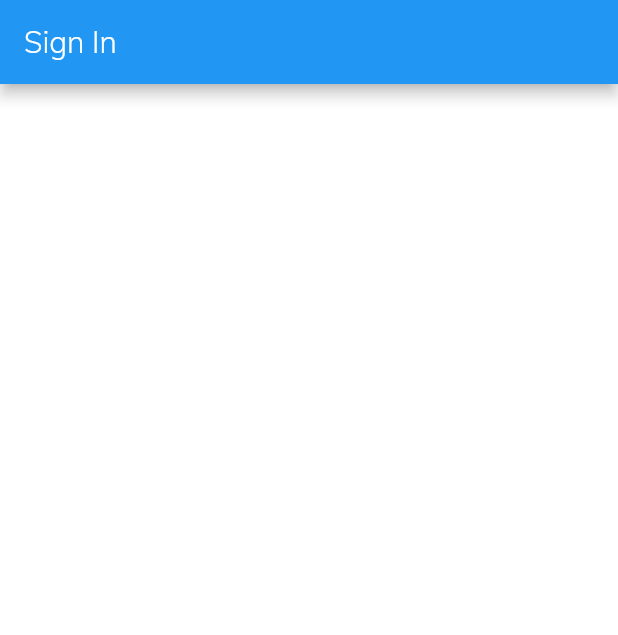
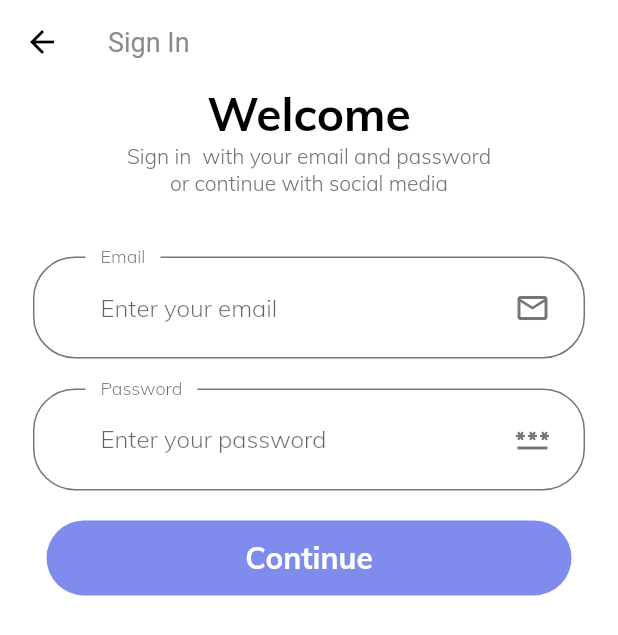
Before and after one commit to Agfiras/E-Commerce-App, a Flutter app: the SignInScreen screen opened directly, on a phone screen of 412 x 824 dp. Shown: the top 635 px of the screen. Run offline on Flutter 3.47's test engine with Material 2 defaults, Android fonts, the phone set to English and light mode, and no system bars; our stand-ins replace flutter_svg, introduction_screen.

Commit message:
Signin page

```diff
--- /dev/null
+++ b/e_commerce/lib/components/socal_card.dart
@@ -0,0 +1,34 @@
+import 'package:flutter/material.dart';
+import 'package:flutter_svg/flutter_svg.dart';
+
+import '../size_config.dart';
+
+class SocalCard extends StatelessWidget {
+  const SocalCard({
+    Key? key,
+    this.icon,
+    this.press,
+  }) : super(key: key);
+
+  final String? icon;
+  final Function? press;
+
+  @override
+  Widget build(BuildContext context) {
+    return GestureDetector(
+      onTap: press as void Function()?,
+      child: Container(
+        margin:
+            EdgeInsets.symmetric(horizontal: getProportionateScreenWidth(10)),
+        padding: EdgeInsets.all(getProportionateScreenWidth(12)),
+        height: getProportionateScreenHeight(40),
+        width: getProportionateScreenWidth(40),
+        decoration: BoxDecoration(
+          color: Color(0xFFF5F6F9),
+          shape: BoxShape.circle,
+        ),
+        child: SvgPicture.asset(icon!),
+      ),
+    );
+  }
+}
--- a/e_commerce/lib/main.dart
+++ b/e_commerce/lib/main.dart
@@ -2,6 +2,7 @@ import 'package:e_commerce/constants.dart';
 import 'package:e_commerce/screens/splash/splash_screen.dart';
 import 'package:flutter/material.dart';
 import 'package:e_commerce/routs.dart';
+import 'Theme.dart';
 
 void main() {
   runApp(const MyApp());
@@ -16,16 +17,7 @@ class MyApp extends StatelessWidget {
     return MaterialApp(
       debugShowCheckedModeBanner: false,
       title: 'Flutter Demo',
-      theme: ThemeData(
-        scaffoldBackgroundColor: Colors.white,
-        fontFamily: "Muli",
-        textTheme: const TextTheme(
-          bodyText1: TextStyle(color: kTextColor),
-          bodyText2: TextStyle(color: kTextColor),
-        ),
-        visualDensity: VisualDensity.adaptivePlatformDensity,
-      ),
-      // home: SplashScreen(),
+      theme: theme(),
       initialRoute: SplashScreen.routeName,
       routes: routes,
     );
--- a/e_commerce/lib/routs.dart
+++ b/e_commerce/lib/routs.dart
@@ -1,6 +1,8 @@
+import 'package:e_commerce/screens/Sign_in/sign_in-screen.dart';
 import 'package:e_commerce/screens/splash/splash_screen.dart';
 import 'package:flutter/widgets.dart';
 
 final Map<String, WidgetBuilder> routes = {
   SplashScreen.routeName: (context) => SplashScreen(),
+  SignInScreen.routeName: (context) => SignInScreen(),
 };
--- /dev/null
+++ b/e_commerce/lib/screens/Sign_in/components/body.dart
@@ -0,0 +1,137 @@
+import 'package:e_commerce/constants.dart';
+import 'package:e_commerce/size_config.dart';
+import 'package:flutter/material.dart';
+import '../../../components/socal_card.dart';
+
+class Body extends StatelessWidget {
+  const Body({Key? key}) : super(key: key);
+
+  @override
+  Widget build(BuildContext context) {
+    SizeConfig().init(context);
+    return SafeArea(
+      child: SizedBox(
+        width: double.infinity,
+        child: Padding(
+          padding:
+              EdgeInsets.symmetric(horizontal: getProportionateScreenWidth(20)),
+          child: SingleChildScrollView(
+            child: Column(
+              children: [
+                SizedBox(height: SizeConfig.screenHeight = 0.04),
+                Text(
+                  "Welcome",
+                  style: TextStyle(
+                    color: Colors.black,
+                    fontSize: getProportionateScreenWidth(28),
+                    fontWeight: FontWeight.w700,
+                  ),
+                ),
+                const Text(
+                  "Sign in  with your email and password  \nor continue with social media",
+                  textAlign: TextAlign.center,
+                ),
+                SizedBox(height: 40),
+                SignForm(),
+                SizedBox(height: SizeConfig.screenHeight = 0.08),
+                Row(
+                  mainAxisAlignment: MainAxisAlignment.center,
+                  children: [
+                    SocalCard(
+                      icon: 'assets/icons/google.svg',
+                      press: () {},
+                    ),
+                    SocalCard(
+                      icon: 'assets/icons/facebook.svg',
+                      press: () {},
+                    ),
+                    SocalCard(
+                      icon: 'assets/icons/twitter.svg',
+                      press: () {},
+                    ),
+                  ],
+                ),
+                SizedBox(height: getProportionateScreenHeight(20)),
+              ],
+            ),
+          ),
+        ),
+      ),
+    );
+  }
+}
+
+class SignForm extends StatefulWidget {
+  const SignForm({Key? key}) : super(key: key);
+
+  @override
+  State<SignForm> createState() => _SignFormState();
+}
+
+class _SignFormState extends State<SignForm> {
+  TextEditingController email = TextEditingController();
+  TextEditingController password = TextEditingController();
+  final _formKey = GlobalKey<FormState>();
+  @override
+  Widget build(BuildContext context) {
+    return Form(
+      child: Column(
+        children: [
+          BuildEmailText(),
+          SizedBox(height: 20),
+          BuildPasswordText(),
+          SizedBox(height: 20),
+          FlatButton(
+            minWidth: 350,
+            height: 50,
+            color: kPrimaryLightColor,
+            shape: RoundedRectangleBorder(
+              borderRadius: BorderRadius.circular(30.0),
+            ),
+            onPressed: () => {},
+            child: const Text('Continue',
+                style: TextStyle(
+                    fontFamily: 'Muli',
+                    fontSize: 20,
+                    fontWeight: FontWeight.w700,
+                    color: Colors.white)),
+          ),
+        ],
+      ),
+    );
+  }
+
+  TextFormField BuildPasswordText() {
+    return TextFormField(
+      obscureText: true,
+      controller: password,
+      decoration: InputDecoration(
+        labelText: "Password",
+        hintText: 'Enter your password',
+        floatingLabelBehavior: FloatingLabelBehavior.always,
+        suffixIcon: Padding(
+          padding: EdgeInsets.fromLTRB(0, getProportionateScreenWidth(20),
+              getProportionateScreenWidth(20), getProportionateScreenWidth(20)),
+          child: const Icon(Icons.password, color: kTextColor),
+        ),
+      ),
+    );
+  }
+
+  TextFormField BuildEmailText() {
+    return TextFormField(
+      keyboardType: TextInputType.emailAddress,
+      controller: email,
+      decoration: InputDecoration(
+        labelText: "Email",
+        hintText: 'Enter your email',
+        floatingLabelBehavior: FloatingLabelBehavior.always,
+        suffixIcon: Padding(
+          padding: EdgeInsets.fromLTRB(0, getProportionateScreenWidth(20),
+              getProportionateScreenWidth(20), getProportionateScreenWidth(20)),
+          child: const Icon(Icons.email_outlined, color: kTextColor),
+        ),
+      ),
+    );
+  }
+}
--- a/e_commerce/lib/Sign_in/sign_in-screen.dart
+++ b/e_commerce/lib/screens/Sign_in/sign_in-screen.dart
@@ -1,5 +1,4 @@
 import 'package:flutter/material.dart';
-
 import 'components/body.dart';
 
 class SignInScreen extends StatelessWidget {
@@ -10,6 +9,7 @@ class SignInScreen extends StatelessWidget {
       appBar: AppBar(
         title: Text("Sign In"),
       ),
+      body: Body(),
     );
   }
 }
--- a/e_commerce/lib/screens/splash/components/body.dart
+++ b/e_commerce/lib/screens/splash/components/body.dart
@@ -1,8 +1,7 @@
 import 'package:e_commerce/constants.dart';
 import 'package:flutter/material.dart';
 import 'package:introduction_screen/introduction_screen.dart';
-
-import '../../../Sign_in/sign_in-screen.dart';
+import 'package:e_commerce/screens/Sign_in/sign_in-screen.dart';
 
 class Body extends StatelessWidget {
   const Body({Key? key}) : super(key: key);
@@ -54,9 +53,7 @@ class Body extends StatelessWidget {
         ),
       );
 
-  void goHome(context) => Navigator.of(context).pushReplacement(
-        MaterialPageRoute(builder: (_) => SignInScreen()),
-      );
+  void goHome(context) => Navigator.pushNamed(context, SignInScreen.routeName);
 
   Widget buildImage(String path) =>
       Center(child: Image.asset(path, width: 350));
--- /dev/null
+++ b/e_commerce/lib/theme.dart
@@ -0,0 +1,48 @@
+import 'package:flutter/material.dart';
+
+import 'constants.dart';
+
+ThemeData theme() {
+  return ThemeData(
+    scaffoldBackgroundColor: Colors.white,
+    fontFamily: "Muli",
+    appBarTheme: appbarTheme(),
+    textTheme: textTheme(),
+    inputDecorationTheme: inputDecorationTheme(),
+    visualDensity: VisualDensity.adaptivePlatformDensity,
+  );
+}
+
+InputDecorationTheme inputDecorationTheme() {
+  OutlineInputBorder outlineInputBorder = OutlineInputBorder(
+    borderRadius: BorderRadius.circular(28),
+    borderSide: BorderSide(color: kTextColor),
+    gapPadding: 10,
+  );
+  return InputDecorationTheme(
+    contentPadding: const EdgeInsets.symmetric(horizontal: 45, vertical: 20),
+    enabledBorder: outlineInputBorder,
+    focusedBorder: outlineInputBorder,
+    border: outlineInputBorder,
+  );
+}
+
+TextTheme textTheme() {
+  return const TextTheme(
+    bodyText1: TextStyle(color: kTextColor),
+    bodyText2: TextStyle(color: kTextColor),
+  );
+}
+
+AppBarTheme appbarTheme() {
+  return const AppBarTheme(
+      color: Colors.white,
+      elevation: 0,
+      brightness: Brightness.light,
+      iconTheme: IconThemeData(color: Colors.black),
+      textTheme: TextTheme(
+          headline6: TextStyle(
+        color: Color(0xFF8B8B8B),
+        fontSize: 18,
+      )));
+}
```
Also changed, not shown: e_commerce/assets/icons/facebook.svg (added), e_commerce/assets/icons/google.svg (added), e_commerce/assets/icons/twitter.svg (added), e_commerce/lib/Sign_in/components/body.dart (deleted).
